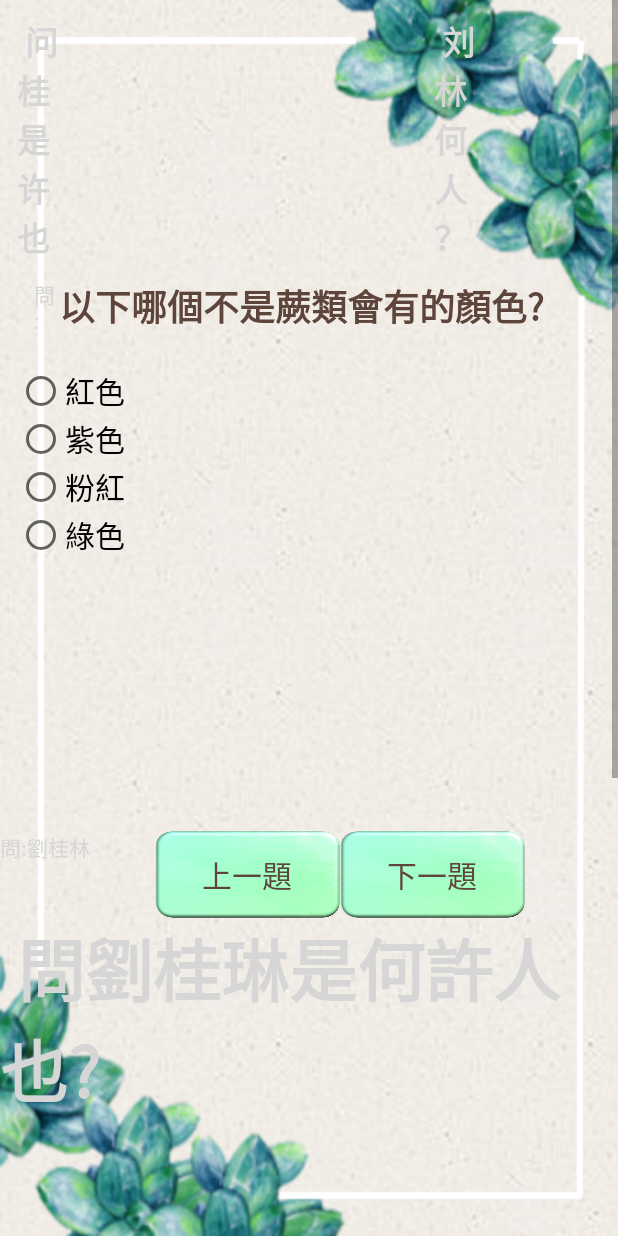
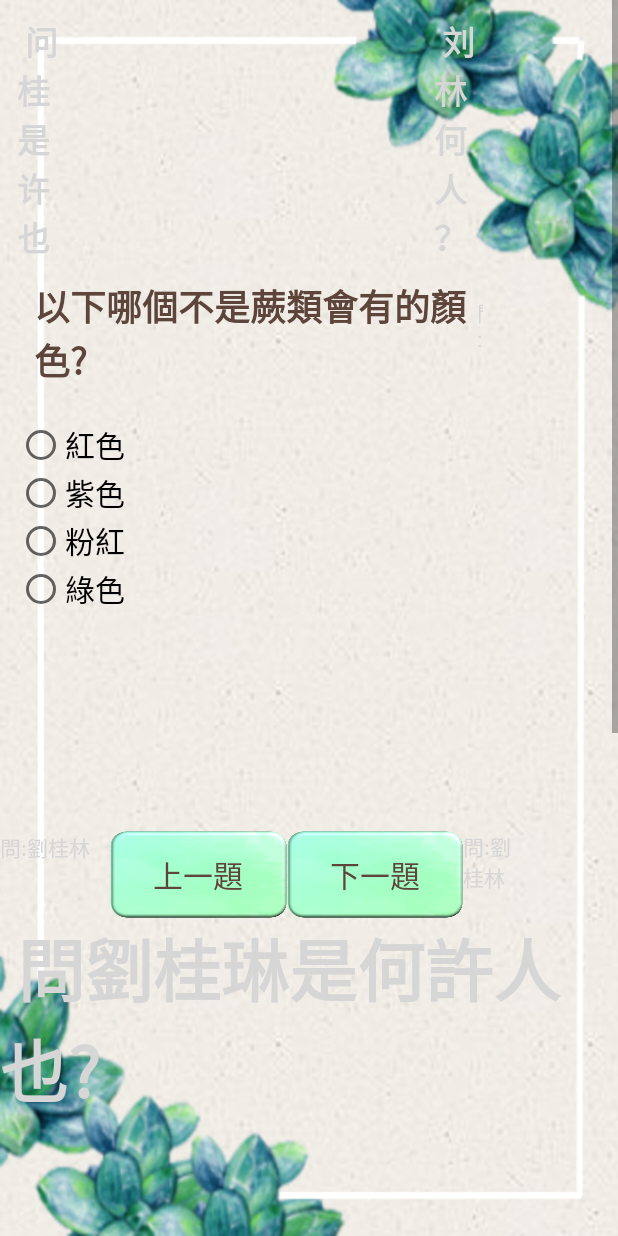
Before and after one commit to Tina51511/program, an Android app: the Quyuchuangguan screen opened directly, with no data from a screen before it, on a phone screen of 412 x 824 dp. Run offline under Robolectric (Android 15) with nearby library versions, the phone set to English and light mode, and no system bars; libraries missing offline, so code that uses them is left out: com.google.zxing.integration.

Commit message:
20191129最終程式碼檔案

```diff
--- a/LemonTree/app/src/main/res/layout/testforplant.xml
+++ b/LemonTree/app/src/main/res/layout/testforplant.xml
@@ -38,32 +38,35 @@
                 android:textStyle="bold" />
 
             <LinearLayout
-            android:layout_width="match_parent"
+                android:layout_width="322dp"
                 android:layout_height="match_parent"
                 android:orientation="horizontal"
                 android:padding="11dp">
 
-            <TextView
-                android:id="@+id/no1"
-                android:layout_width="10dp"
-                android:layout_height="match_parent"
-                android:layout_weight="1"
-                android:text="問:劉桂林"
-                android:textColor="@color/zxing_transparent"/>
+
 
                 <TextView
                     android:id="@+id/tv_title"
-                android:layout_width="350dp"
+                    android:layout_width="295dp"
                     android:layout_height="wrap_content"
                     android:text="問:劉桂林是何許人也？"
                     android:textColor="@color/colortxt"
                     android:textSize="24sp"
                     android:textStyle="bold" />
+
+                <TextView
+                    android:id="@+id/no5"
+                    android:layout_width="45dp"
+                    android:layout_height="35dp"
+                    android:layout_weight="1"
+                    android:text="問:劉桂林"
+                    android:textColor="@color/zxing_transparent" />
             </LinearLayout>
+
 
             <RadioGroup
                 android:id="@+id/mRadioGroup"
-                android:layout_width="match_parent"
+                android:layout_width="341dp"
                 android:layout_height="wrap_content"
                 android:layout_marginTop="11dp">
                 <!--四个选项-->
@@ -97,7 +100,7 @@
                 <!--正确答案，默认是隐藏的-->
                 <TextView
                     android:id="@+id/tv_result"
-                    android:layout_width="373dp"
+                    android:layout_width="337dp"
                     android:layout_height="198dp"
                     android:layout_marginTop="10dp"
                     android:text="正确答案：肯定選A呀！"
@@ -123,7 +126,7 @@
 
             <TextView
                 android:id="@+id/no2"
-                android:layout_width="100dp"
+                android:layout_width="75dp"
                 android:layout_height="match_parent"
                 android:layout_weight="1"
                 android:text="問:劉桂林"
@@ -148,6 +151,14 @@
                 android:text="下一題"
                 android:textColor="@color/colortxt"
                 android:textSize="20sp" />
+
+            <TextView
+                android:id="@+id/no4"
+                android:layout_width="44dp"
+                android:layout_height="match_parent"
+                android:layout_weight="1"
+                android:text="問:劉桂林"
+                android:textColor="@color/zxing_transparent" />
         </LinearLayout>
 
         <TextView
--- a/LemonTree/app/src/main/res/values/strings.xml
+++ b/LemonTree/app/src/main/res/values/strings.xml
@@ -1,4 +1,4 @@
 <resources>
-    <string name="app_name">plant_fun</string>
+    <string name="app_name">植物知識趣</string>
     <string name="title_activity_maps">Map</string>
 </resources>
```
Also changed, not shown: LemonTree/app/src/main/java/com/syneart/app/lemontree/MainActivity.java (+23 -6 lines), LemonTree/app/src/main/java/com/syneart/app/lemontree/MapsActivity.java (+6 -6 lines), LemonTree/app/src/main/java/com/syneart/app/lemontree/ResultActivity.java (+95 -0 lines), LemonTree/app/src/main/res/layout/cotantus.xml (+16 -13 lines), LemonTree/app/src/main/assets/test.db, LemonTree/app/src/main/res/drawable/ntub.png (added), LemonTree/app/src/main/res/mipmap-hdpi/ic_launcher.png, LemonTree/app/src/main/res/mipmap-hdpi/ic_launcher_round.png, LemonTree/app/src/main/res/mipmap-mdpi/ic_launcher.png, LemonTree/app/src/main/res/mipmap-mdpi/ic_launcher_round.png, LemonTree/app/src/main/res/mipmap-xhdpi/ic_launcher.png, LemonTree/app/src/main/res/mipmap-xhdpi/ic_launcher_round.png, LemonTree/app/src/main/res/mipmap-xxhdpi/ic_launcher.png, LemonTree/app/src/main/res/mipmap-xxhdpi/ic_launcher_round.png, 2 more files. Lines whose indentation alone changed are shown as unchanged.
